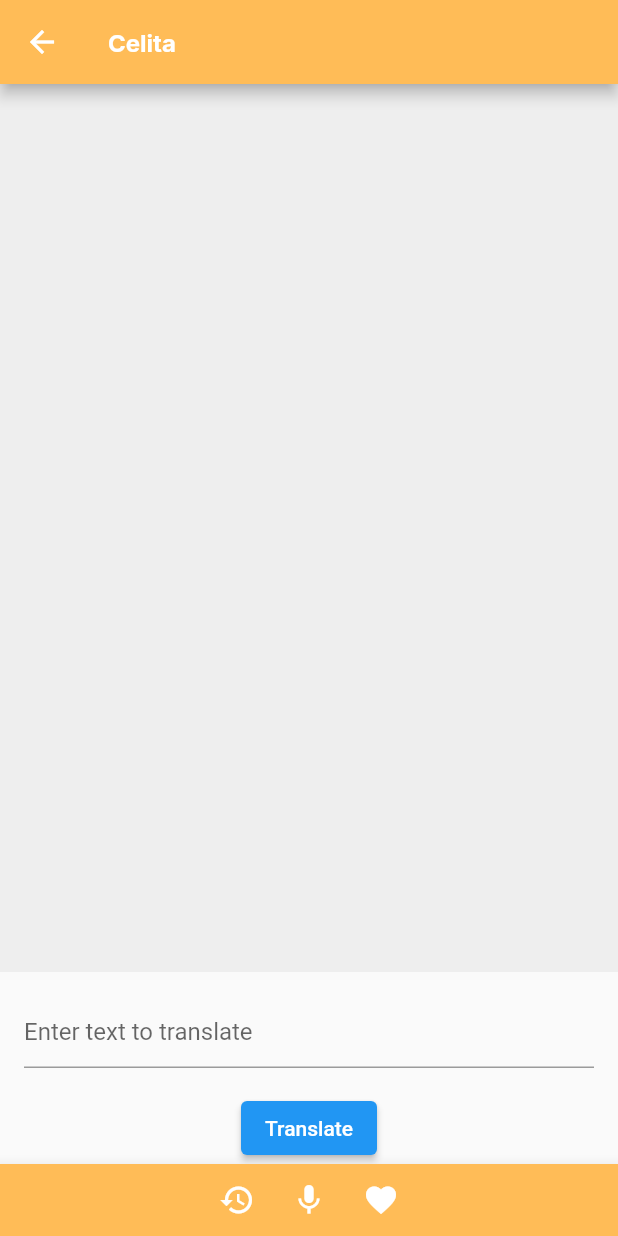
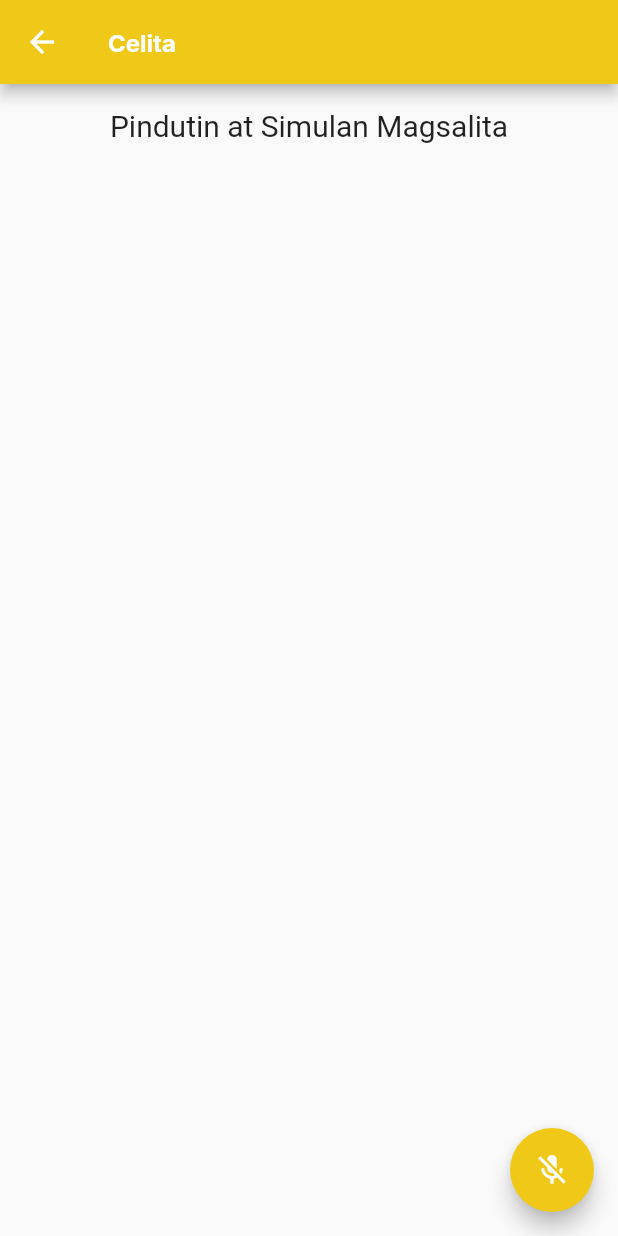
Before and after one commit to mynrjad/celita_app, a Flutter app: the WelcomeScreen screen opened directly, after a tap on "MAGSIMULA ISALIN", on a phone screen of 412 x 824 dp. Run offline on Flutter 3.47's test engine with Material 2 defaults, Android fonts, the phone set to English and light mode, and no system bars; our stand-ins replace get, google_fonts, liquid_swipe, rive, smooth_page_indicator, speech_to_text.

Commit message:
Speech Recognition Added

```diff
--- a/lib/components/features/authentication/screens/translation_screen/translation_screen.dart
+++ b/lib/components/features/authentication/screens/translation_screen/translation_screen.dart
@@ -1,117 +1,115 @@
 import 'package:flutter/material.dart';
-import 'package:http/http.dart' as http;
-import 'dart:convert';
+import 'package:speech_to_text/speech_to_text.dart';
 
-class TranslatorScreen extends StatefulWidget {
+import '../../../../constants/colors.dart';
+
+class HomePage extends StatefulWidget {
+  const HomePage({super.key});
+
   @override
-  _TranslatorScreenState createState() => _TranslatorScreenState();
+  State<HomePage> createState() => _HomePageState();
 }
 
-class _TranslatorScreenState extends State<TranslatorScreen> {
-  TextEditingController _textEditingController = TextEditingController();
-  String _translatedText = "";
+class _HomePageState extends State<HomePage> {
+  final SpeechToText _speechToText = SpeechToText();
 
-  void translateText() async {
-    String inputText = _textEditingController.text;
+  bool _speechEnabled = false;
+  String _wordsSpoken = "";
+  double _confidenceLevel = 0;
 
-    try {
-      final response = await http.post(
-        Uri.parse('http://10.0.2.2:3000/translate'), // Update with your Flask API endpoint
-        headers: {'Content-Type': 'application/json'},
-        body: jsonEncode({'input_text': inputText}),
-      );
+  @override
+  void initState() {
+    super.initState();
+    initSpeech();
+  }
 
-      if (response.statusCode == 200) {
-        final data = jsonDecode(response.body);
+  void initSpeech() async {
+    _speechEnabled = await _speechToText.initialize();
+    setState(() {});
+  }
+
+  void _startListening() async {
+    await _speechToText.listen(onResult: _onSpeechResult);
     setState(() {
-          _translatedText = data['translated_text'];
-        });
-      } else {
-        setState(() {
-          _translatedText = "Translation failed"; // Handle error here
+      _confidenceLevel = 0;
     });
   }
-    } catch (e) {
+
+  void _stopListening() async {
+    await _speechToText.stop();
+    setState(() {});
+  }
+
+  void _onSpeechResult(result) {
     setState(() {
-        _translatedText = "Translation failed"; // Handle error here
+      _wordsSpoken = "${result.recognizedWords}";
+      _confidenceLevel = result.confidence;
     });
-    }
   }
 
   @override
   Widget build(BuildContext context) {
     return Scaffold(
       appBar: AppBar(
-        title: Text('Celita'),
-        backgroundColor: Color(0xFFFFBC57),
-      ),
-      body: Column(
-        mainAxisAlignment: MainAxisAlignment.center,
-        crossAxisAlignment: CrossAxisAlignment.center,
-        children: <Widget>[
-          // Translation Box
-          Expanded(
-            child: Container(
-              padding: EdgeInsets.all(16.0),
-              alignment: Alignment.center,
-              color: Colors.grey.shade200,
-              child: Text(
-                _translatedText, // Display the translated text here
-                style: TextStyle(fontSize: 18),
+        backgroundColor: CEppPrimaryColor,
+        title: Text(
+          'Celita',
+          style: TextStyle(
+            color: Colors.white,
           ),
         ),
       ),
-          // Text Input Field
-          Padding(
-            padding: EdgeInsets.all(16.0),
-            child: TextField(
-              controller: _textEditingController,
-              decoration: InputDecoration(
-                hintText: 'Enter text to translate',
+      body: Center(
+        child: Column(
+          children: [
+            Container(
+              padding: EdgeInsets.all(16),
+              child: Text(
+                _speechToText.isListening
+                    ? "Nakikinig..."
+                    : _speechEnabled
+                    ? "Pindutin at Simulan Magsalita"
+                    : "Walang Speech_to_Text Recognition",
+                style: TextStyle(fontSize: 20.0),
+              ),
+            ),
+            Expanded(
+              child: Container(
+                padding: EdgeInsets.all(16),
+                child: Text(
+                  _wordsSpoken,
+                  style: const TextStyle(
+                    fontSize: 25,
+                    fontWeight: FontWeight.w300,
                   ),
                 ),
               ),
-          // Translate Button
-          ElevatedButton(
-            onPressed: () {
-              translateText();
-            },
-            child: Text('Translate'),
             ),
-        ],
+            if (_speechToText.isNotListening && _confidenceLevel > 0)
+              Padding(
+                padding: const EdgeInsets.only(
+                  bottom: 100,
                 ),
-      bottomNavigationBar: BottomAppBar(
-        color: Color(0xFFFFBC57),
-        child: Row(
-          mainAxisAlignment: MainAxisAlignment.center,
-          children: <Widget>[
-            IconButton(
-              icon: Icon(Icons.history, color: Colors.white),
-              onPressed: () {
-                // Add history icon's onPressed logic here
-              },
+                child: Text(
+                  "Confidence: ${(_confidenceLevel * 100).toStringAsFixed(1)}%",
+                  style: TextStyle(
+                    fontSize: 30,
+                    fontWeight: FontWeight.w200,
                   ),
-            IconButton(
-              icon: Icon(Icons.mic, color: Colors.white),
-              onPressed: () {
-                // Add mic icon's onPressed logic here
-              },
                 ),
-            IconButton(
-              icon: Icon(Icons.favorite, color: Colors.white),
-              onPressed: () {
-                // Add favorite icon's onPressed logic here
-              },
-            ),
+              )
           ],
         ),
       ),
+      floatingActionButton: FloatingActionButton(
+        onPressed: _speechToText.isListening ? _stopListening : _startListening,
+        tooltip: 'Listen',
+        child: Icon(
+          _speechToText.isNotListening ? Icons.mic_off : Icons.mic,
+          color: Colors.white,
+        ),
+        backgroundColor: CEppPrimaryColor,
+      ),
     );
   }
-
-  @override
-  void dispose() {
-    _textEditingController.dispose();
-    super.dispose();
 }
-}
--- a/lib/components/features/authentication/screens/welcome screen/welcome_screen.dart
+++ b/lib/components/features/authentication/screens/welcome screen/welcome_screen.dart
@@ -2,9 +2,9 @@ import 'package:celita/components/constants/image_strings.dart';
 import 'package:celita/components/constants/sizes.dart';
 import 'package:celita/components/constants/text_strings.dart';
 import 'package:flutter/material.dart';
-
 import '../../../../constants/colors.dart';
 import '../translation_screen/translation_screen.dart';
+
 
 class WelcomeScreen extends StatelessWidget {
   const WelcomeScreen({super.key});
@@ -36,7 +36,7 @@ class WelcomeScreen extends StatelessWidget {
                     onPressed: () {
                       // Navigate to the NextScreen when the button is pressed
                       Navigator.of(context).push(MaterialPageRoute(
-                        builder: (context) => TranslatorScreen(),
+                        builder: (context) => HomePage(),
                       ));
                     },
                     style: ElevatedButton.styleFrom(
--- a/pubspec.yaml
+++ b/pubspec.yaml
@@ -18,6 +18,7 @@ dependencies:
   liquid_swipe: ^3.1.0
   smooth_page_indicator: ^1.1.0
   popup_banner: ^1.0.0
+  speech_to_text: ^6.3.0
 
 dev_dependencies:
   flutter_test:
```
Also changed, not shown: pubspec.lock, 4 other files. Lines whose indentation alone changed are shown as unchanged.
